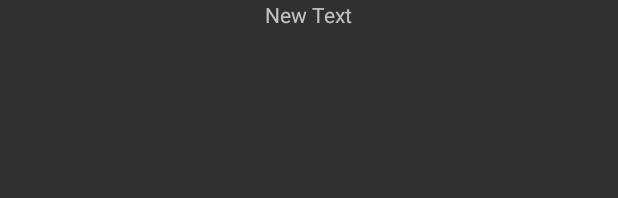
After one commit to ingvihermanns/bjorfinnur, an Android app: the layout simple_list_item_1.xml on its own in the app's theme, with its tools: preview values and no code run, on a phone screen of 412 x 824 dp. The commit adds this screen. Shown: the top 198 px of the screen. Run offline under Robolectric (Android 15) with nearby library versions, the phone set to English and light mode, and no system bars.

Commit message:
List view implemented

```diff
--- /dev/null
+++ b/app/src/main/res/layout/simple_list_item_1.xml
@@ -0,0 +1,9 @@
+<?xml version="1.0" encoding="utf-8"?>
+<TextView
+    xmlns:android="http://schemas.android.com/apk/res/android"
+    android:layout_width="wrap_content"
+    android:layout_height="wrap_content"
+    android:text="New Text"
+    android:id="@+id/textView2"
+    android:layout_gravity="center_horizontal"
+    />
```
Also changed, not shown: app/src/main/java/is/bjorfinnur/bjorfinnur/BeerListScreenActivity.java (+39 -0 lines).
